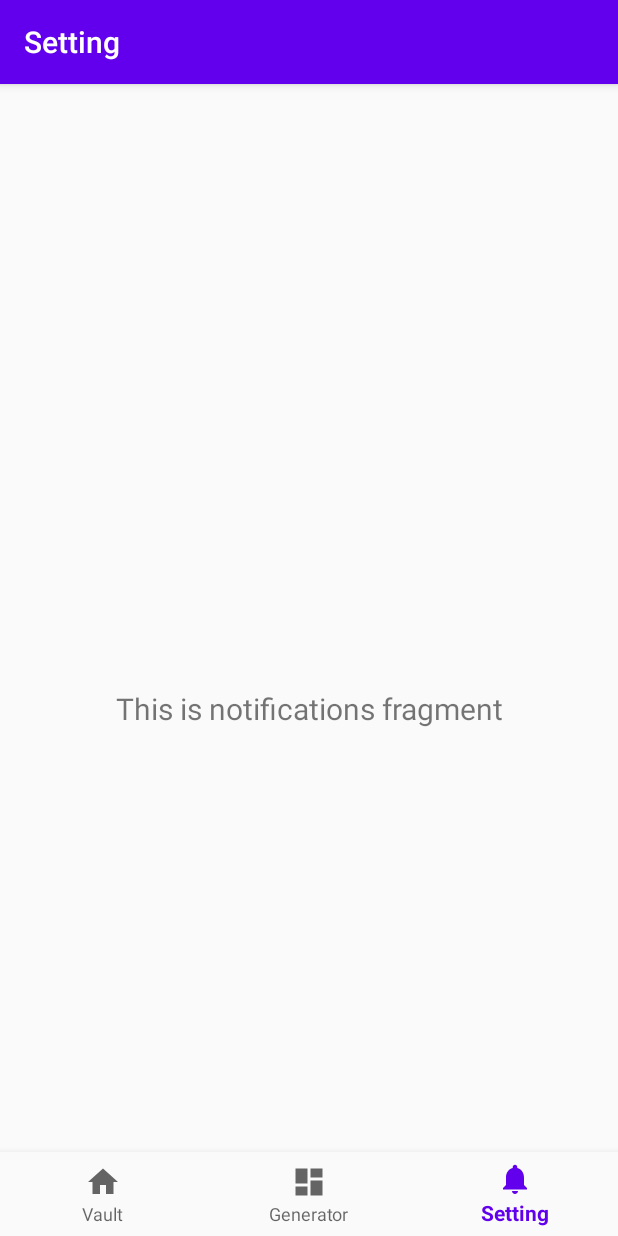
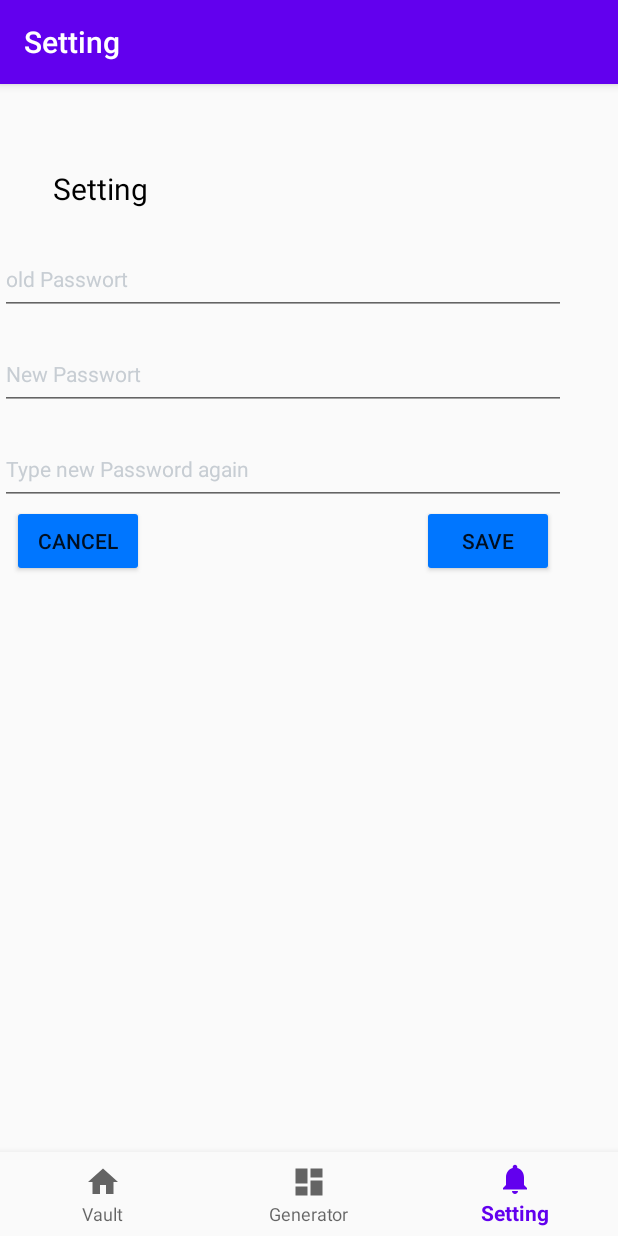
Before and after one commit to novisadvenis/safeshake, an Android app: the SettingFragment screen opened through its navigation route, on a phone screen of 412 x 824 dp. Run offline under Robolectric (Android 15) with nearby library versions, the phone set to English and light mode, and no system bars; our stand-ins replace navigation-ui.

Commit message:
Setting Page

```diff
--- a/app/src/main/java/com/safeshake/ui/setting/SettingFragment.java
+++ b/app/src/main/java/com/safeshake/ui/setting/SettingFragment.java
@@ -26,7 +26,7 @@ public class SettingFragment extends Fragment {
         binding = FragmentSettingBinding.inflate(inflater, container, false);
         View root = binding.getRoot();
 
-        final TextView textView = binding.textSetting;
+        final TextView textView = binding.settingText;
         settingViewModel.getText().observe(getViewLifecycleOwner(), new Observer<String>() {
             @Override
             public void onChanged(@Nullable String s) {
--- a/app/src/main/java/com/safeshake/ui/setting/SettingViewModel.java
+++ b/app/src/main/java/com/safeshake/ui/setting/SettingViewModel.java
@@ -10,7 +10,7 @@ public class SettingViewModel extends ViewModel {
 
     public SettingViewModel() {
         mText = new MutableLiveData<>();
-        mText.setValue("This is notifications fragment");
+        //mText.setValue("This is notifications fragment");
     }
 
     public LiveData<String> getText() {
--- a/app/src/main/res/layout/fragment_setting.xml
+++ b/app/src/main/res/layout/fragment_setting.xml
@@ -1,22 +1,78 @@
 <?xml version="1.0" encoding="utf-8"?>
-<android.support.constraint.ConstraintLayout xmlns:android="http://schemas.android.com/apk/res/android"
+<LinearLayout xmlns:android="http://schemas.android.com/apk/res/android"
     xmlns:app="http://schemas.android.com/apk/res-auto"
     xmlns:tools="http://schemas.android.com/tools"
     android:layout_width="match_parent"
     android:layout_height="match_parent"
+    android:orientation="vertical"
+    app:layoutDescription="@xml/fragment_setting_scene"
     tools:context=".ui.setting.SettingFragment">
 
     <TextView
-        android:id="@+id/text_setting"
+        android:id="@+id/settingText"
+        android:layout_width="133dp"
+        android:layout_height="50dp"
+        android:foregroundTint="@color/black"
+        android:text="Setting"
+        android:textAlignment="center"
+        android:textColor="#000000"
+        android:textSize="20sp" />
+
+    <EditText
+        android:id="@+id/editTextTextPersonName2"
+        android:layout_width="377dp"
+        android:layout_height="48dp"
+        android:layout_marginStart="0dp"
+        android:layout_marginEnd="15dp"
+        android:layout_marginBottom="15dp"
+        android:ems="10"
+        android:inputType="textPersonName"
+        android:text="old Passwort"
+        android:textAppearance="@style/TextAppearance.AppCompat.Body1"
+        android:textColor="#C7CDD3" />
+
+    <EditText
+        android:id="@+id/editTextTextPersonName"
+        android:layout_width="377dp"
+        android:layout_height="48dp"
+        android:layout_marginBottom="15dp"
+        android:ems="10"
+        android:inputType="textPersonName"
+        android:text="New Passwort"
+        android:textAppearance="@style/TextAppearance.AppCompat.Body1"
+        android:textColor="#C7CDD3" />
+
+    <EditText
+        android:id="@+id/editTextTextPersonName3"
+        android:layout_width="377dp"
+        android:layout_height="48dp"
+        android:ems="10"
+        android:inputType="textPersonName"
+        android:text="Type new Password again"
+        android:textAppearance="@style/TextAppearance.AppCompat.Body1"
+        android:textColor="#C7CDD3" />
+
+    <LinearLayout
         android:layout_width="match_parent"
-        android:layout_height="wrap_content"
-        android:layout_marginStart="8dp"
-        android:layout_marginTop="8dp"
-        android:layout_marginEnd="8dp"
-        android:textAlignment="center"
-        android:textSize="20sp"
-        app:layout_constraintBottom_toBottomOf="parent"
-        app:layout_constraintEnd_toEndOf="parent"
-        app:layout_constraintStart_toStartOf="parent"
-        app:layout_constraintTop_toTopOf="parent" />
-</android.support.constraint.ConstraintLayout>
+        android:layout_height="match_parent"
+        android:baselineAligned="false"
+        android:orientation="horizontal">
+
+        <Button
+            android:id="@+id/button3"
+            android:layout_width="wrap_content"
+            android:layout_height="wrap_content"
+            android:layout_marginLeft="8dp"
+            android:layout_marginRight="185dp"
+            android:backgroundTint="#0076ff "
+            android:text="Cancel" />
+
+        <Button
+            android:id="@+id/button"
+            android:layout_width="wrap_content"
+            android:layout_height="wrap_content"
+            android:backgroundTint="#0076ff "
+            android:text="Save" />
+    </LinearLayout>
+
+</LinearLayout>
--- /dev/null
+++ b/app/src/main/res/xml/fragment_setting_scene.xml
@@ -0,0 +1,19 @@
+<?xml version="1.0" encoding="utf-8"?>
+<MotionScene
+    xmlns:android="http://schemas.android.com/apk/res/android"
+    xmlns:motion="http://schemas.android.com/apk/res-auto">
+
+    <Transition
+        motion:constraintSetEnd="@+id/end"
+        motion:constraintSetStart="@id/start"
+        motion:duration="1000">
+       <KeyFrameSet>
+       </KeyFrameSet>
+    </Transition>
+
+    <ConstraintSet android:id="@+id/start">
+    </ConstraintSet>
+
+    <ConstraintSet android:id="@+id/end">
+    </ConstraintSet>
+</MotionScene>
```
